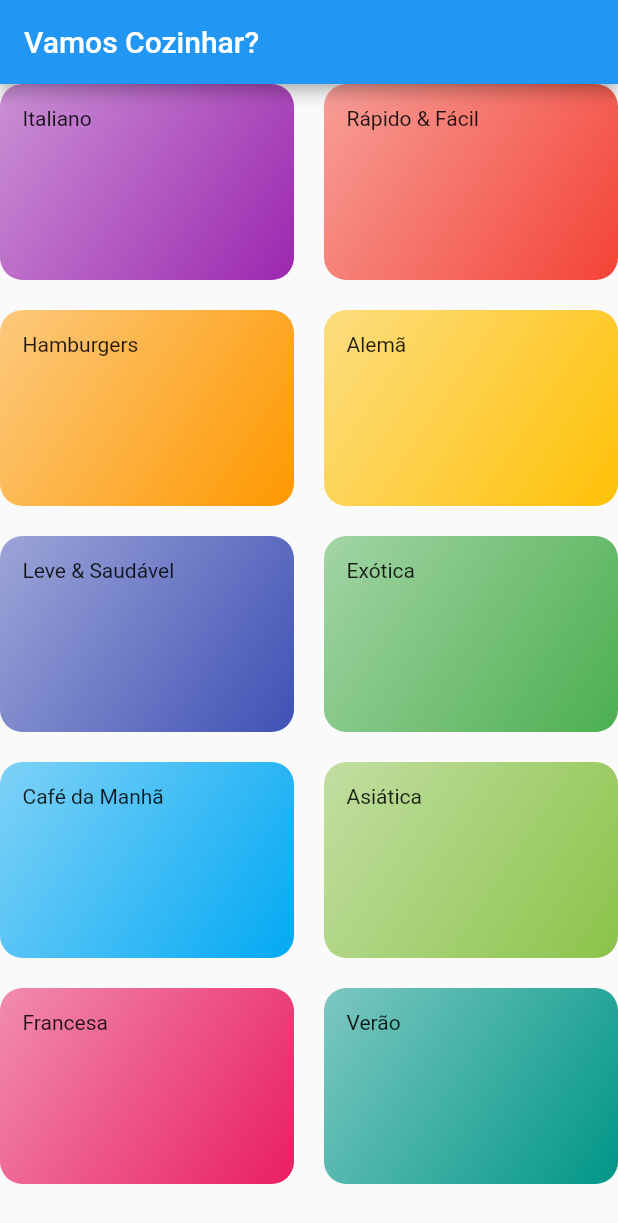
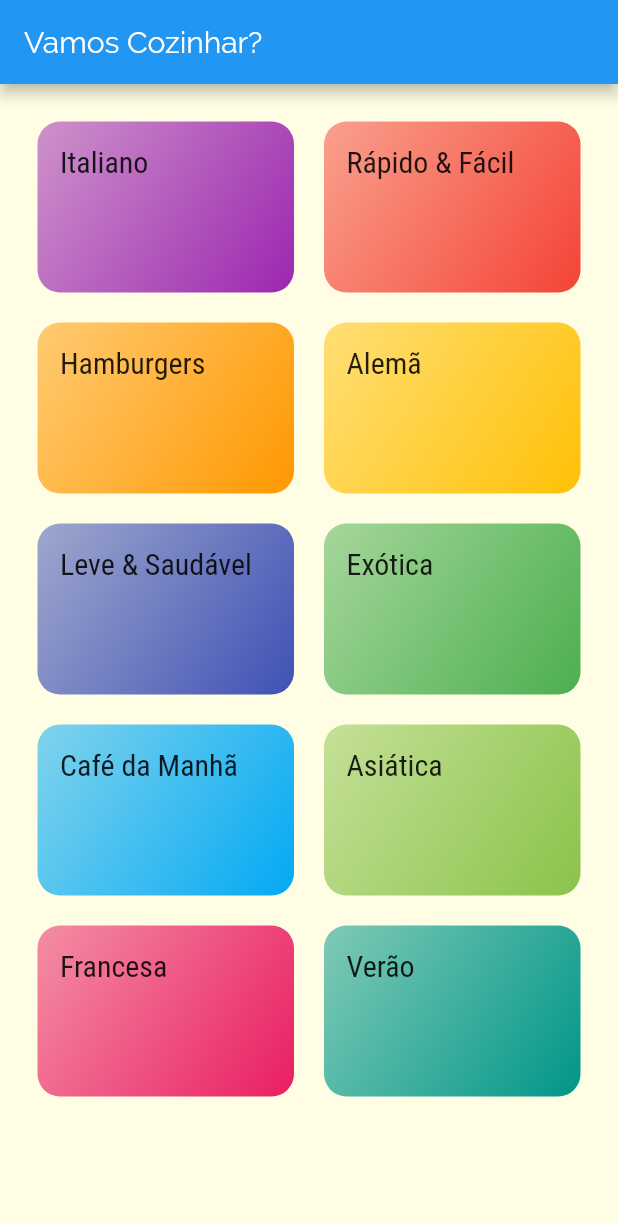
Before and after one commit to sergiohideki/appmeal, a Flutter app: the screen it shows after launch, on a phone screen of 412 x 824 dp. Shown: the top 1223 px of the screen. Run offline on Flutter 3.47's test engine with Material 2 defaults, Android fonts, the phone set to English and light mode, and no system bars.

Commit message:
Tema & Estilo

```diff
--- a/meals/lib/components/category_item.dart
+++ b/meals/lib/components/category_item.dart
@@ -11,7 +11,10 @@ class CategoryItem extends StatelessWidget {
   Widget build(BuildContext context) {
     return Container(
       padding: EdgeInsets.all(15),
-      child: Text(category.title),
+      child: Text(
+        category.title,
+        style: Theme.of(context).textTheme.headline6,
+      ),
       decoration: BoxDecoration(
         borderRadius: BorderRadius.circular(15),
         gradient: LinearGradient(
--- a/meals/lib/main.dart
+++ b/meals/lib/main.dart
@@ -1,6 +1,7 @@
 import 'package:flutter/material.dart';
 
 import 'screens/categories_screen.dart';
+
 void main() => runApp(MyApp());
 
 class MyApp extends StatelessWidget {
@@ -9,8 +10,15 @@ class MyApp extends StatelessWidget {
     return MaterialApp(
       title: 'DeliMeals',
       theme: ThemeData(
-        primarySwatch: Colors.blue,
-      ),
+          primarySwatch: Colors.blue,
+          accentColor: Colors.amber,
+          fontFamily: 'Raleway',
+          canvasColor: Color.fromRGBO(255, 254, 229, 1),
+          textTheme: ThemeData.light().textTheme.copyWith(
+                  headline6: TextStyle(
+                fontSize: 20,
+                fontFamily: 'RobotoCondensed',
+              ))),
       home: CategoriesScreen(),
     );
   }
--- a/meals/lib/screens/categories_screen.dart
+++ b/meals/lib/screens/categories_screen.dart
@@ -11,6 +11,7 @@ class CategoriesScreen extends StatelessWidget {
         title: Text('Vamos Cozinhar?'),
       ),
       body: GridView(
+        padding: const EdgeInsets.all(25),
         gridDelegate: SliverGridDelegateWithMaxCrossAxisExtent(
           maxCrossAxisExtent: 200,
           childAspectRatio: 3 / 2,
```
Also changed, not shown: meals/pubspec.yaml (+18 -14 lines), meals/lib/assets/fonts/Raleway-Black.ttf (added), meals/lib/assets/fonts/Raleway-Bold.ttf (added), meals/lib/assets/fonts/Raleway-Regular.ttf (added), meals/lib/assets/fonts/RobotoCondensed-Bold.ttf (added), meals/lib/assets/fonts/RobotoCondensed-Italic.ttf (added), meals/lib/assets/fonts/RobotoCondensed-Light.ttf (added), meals/lib/assets/fonts/RobotoCondensed-Regular.ttf (added).
